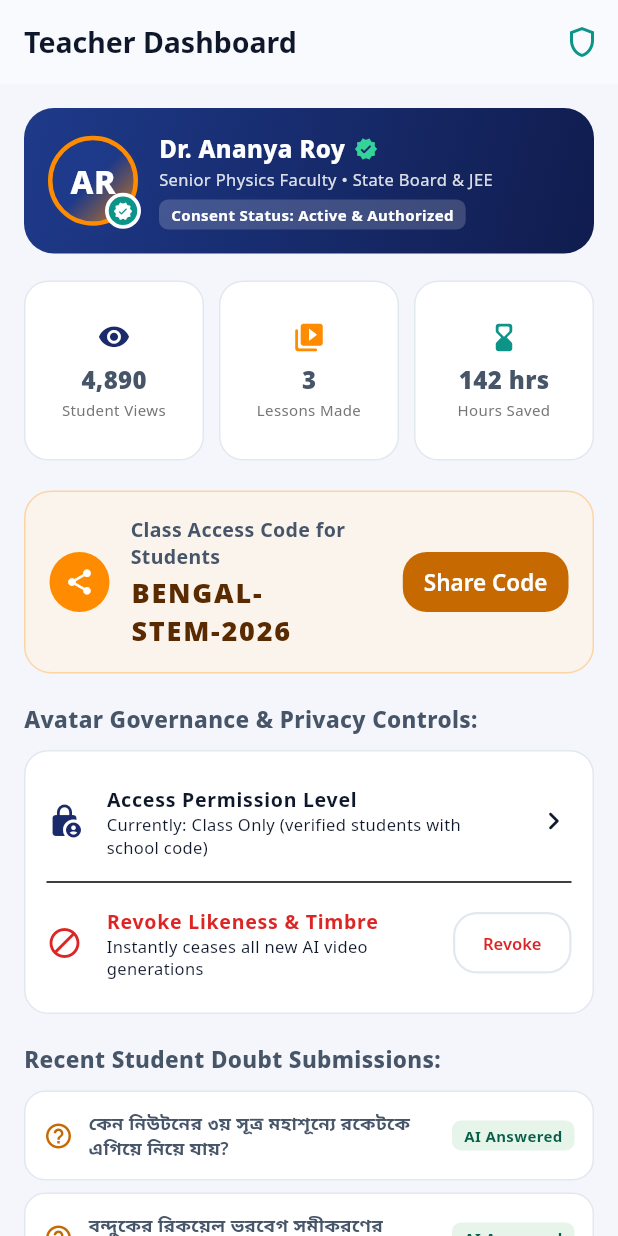
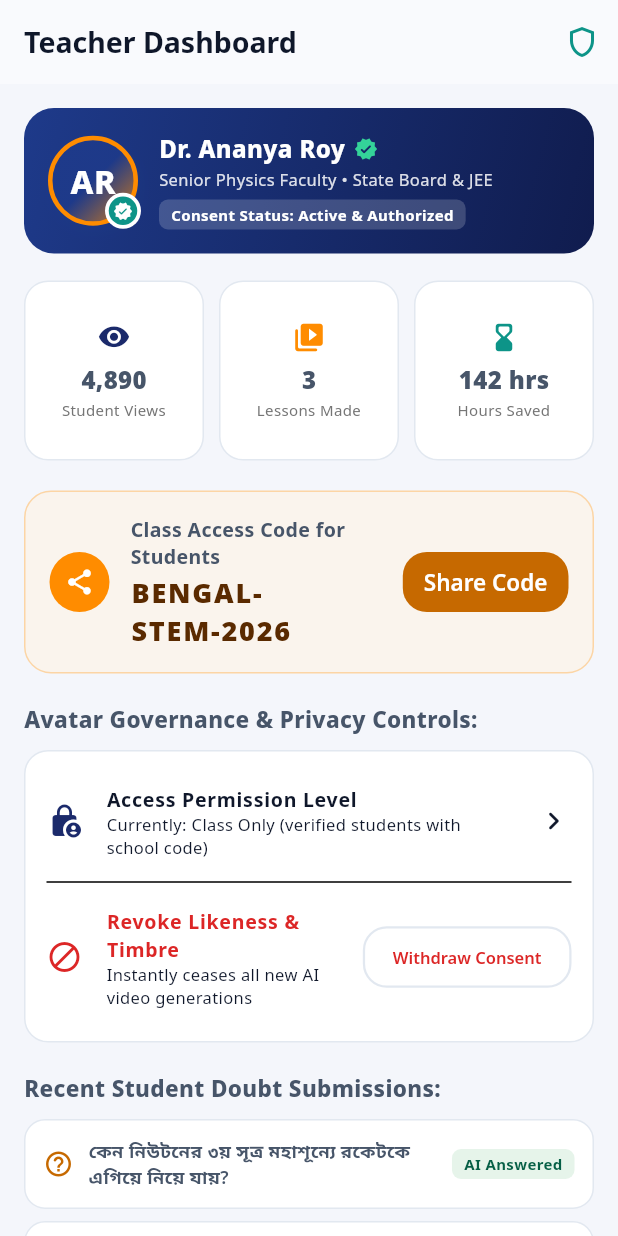
Before and after one commit to Sam74012/VidyaGuru, a Flutter app: the TeacherDashboardScreen screen opened by its route, on a phone screen of 412 x 824 dp. Run offline on Flutter 3.47's test engine with Material 3 defaults, Android fonts, the phone set to English and light mode, and no system bars; our stand-ins replace flutter_riverpod, go_router, google_fonts.

Commit message:
Change some wordings in UI and README

```diff
--- a/lib/features/teacher_dashboard/presentation/teacher_dashboard_screen.dart
+++ b/lib/features/teacher_dashboard/presentation/teacher_dashboard_screen.dart
@@ -230,7 +230,7 @@ class TeacherDashboardScreen extends ConsumerWidget {
                     onPressed: () {
                       _showRevokeConfirm(context, ref, teacherAvatar);
                     },
-                    child: const Text('Revoke', style: TextStyle(fontSize: 11)),
+                    child: const Text('Withdraw Consent', style: TextStyle(fontSize: 11)),
                   ),
                 ),
               ],
```
Also changed, not shown: 1 other file.
